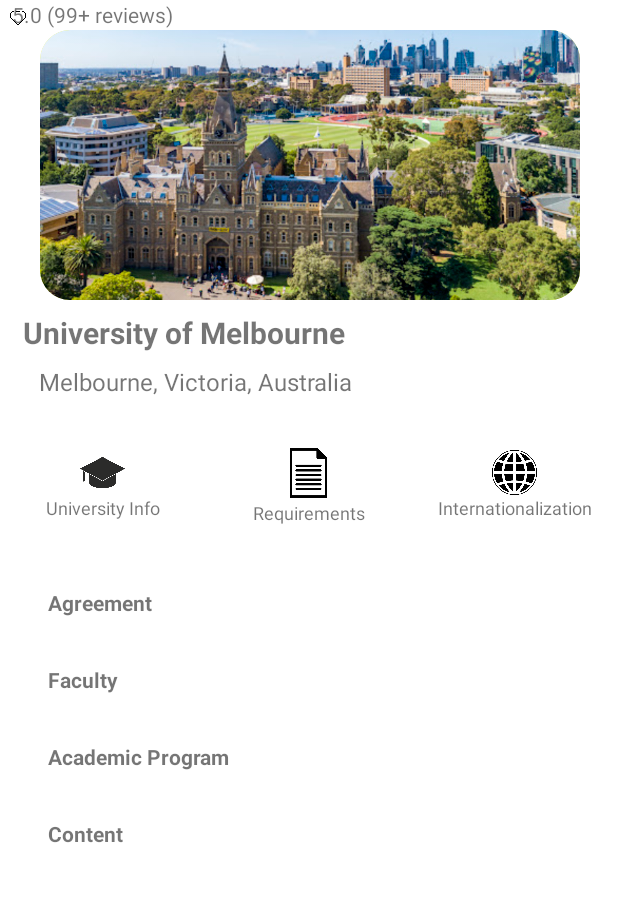
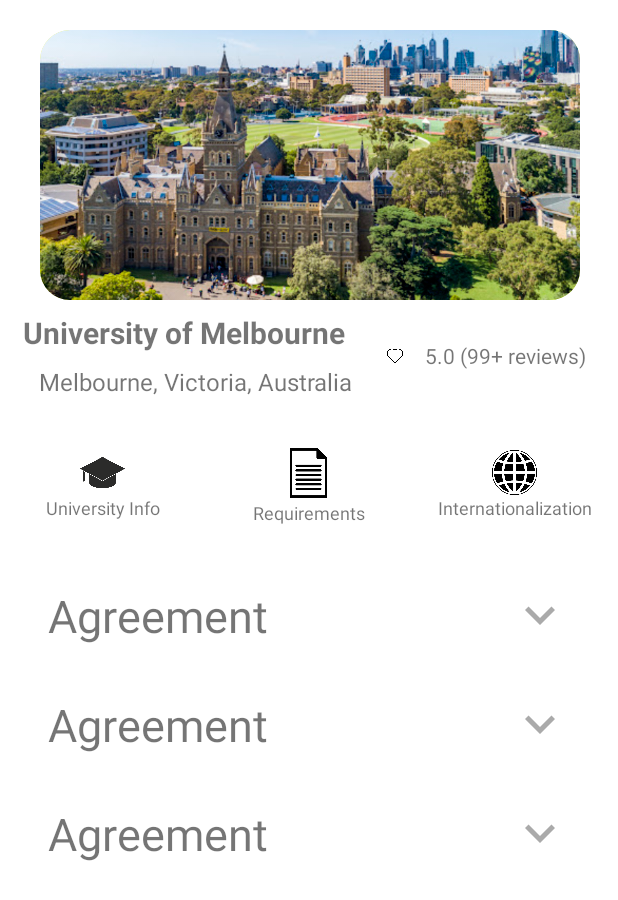
Before and after one commit to ISIS3510-202410-Team14/Kotlin, an Android app: the layout activity_university.xml on its own in the app's theme, with its tools: preview values and no code run, on a phone screen of 412 x 824 dp. Shown: the top 900 px of the screen. Run offline under Robolectric (Android 15) with nearby library versions, the phone set to English and light mode, and no system bars.

Commit message:
vista Uni mejorada

```diff
--- /dev/null
+++ b/app/src/main/java/com/optic/moveon/model/entities/UniversityProperties.kt
@@ -0,0 +1,3 @@
+package com.optic.moveon.model.entities
+
+data class UniversityProperties(val id: Int, val nombre: String, val description: String, val selected: Boolean)
--- a/app/src/main/java/com/optic/moveon/view/MainActivity.kt
+++ b/app/src/main/java/com/optic/moveon/view/MainActivity.kt
@@ -32,7 +32,7 @@
         super.onCreate(savedInstanceState)
         binding = ActivityMainBinding.inflate(layoutInflater)
         setContentView(binding.root)
-        userRecyclerview = binding.userList
+        userRecyclerview = binding.horizontalScrollView
         userRecyclerview.layoutManager = LinearLayoutManager(this, LinearLayoutManager.HORIZONTAL, false)
         userRecyclerview.setHasFixedSize(true)
 
--- /dev/null
+++ b/app/src/main/res/drawable/ic_down.xml
@@ -0,0 +1,5 @@
+<vector android:height="24dp" android:tint="#000000"
+    android:viewportHeight="24" android:viewportWidth="24"
+    android:width="24dp" xmlns:android="http://schemas.android.com/apk/res/android">
+    <path android:fillColor="@android:color/white" android:pathData="M7.41,8.59L12,13.17l4.59,-4.58L18,10l-6,6 -6,-6 1.41,-1.41z"/>
+</vector>
--- a/app/src/main/res/layout/activity_university.xml
+++ b/app/src/main/res/layout/activity_university.xml
@@ -67,6 +67,7 @@
     </LinearLayout>
 
     <LinearLayout
+        android:id="@+id/box"
         android:layout_width="0dp"
         android:layout_height="wrap_content"
         android:layout_marginTop="16dp"
@@ -147,14 +148,17 @@
     </LinearLayout>
 
     <TextView
+        android:id="@+id/reviews"
         android:layout_width="wrap_content"
         android:layout_height="wrap_content"
         android:paddingStart="8dp"
         android:text="5.0 (99+ reviews)"
         android:textSize="14sp"
-        tools:layout_editor_absoluteX="278dp"
-        tools:layout_editor_absoluteY="224dp"
-        tools:ignore="MissingConstraints" />
+        app:layout_constraintTop_toTopOf="@+id/universityName"
+        app:layout_constraintStart_toEndOf="@+id/universityName"
+        app:layout_constraintBottom_toBottomOf="@+id/universityLocation"
+        android:layout_marginStart="45dp"
+        />
 
     <ImageView
         android:layout_width="24dp"
@@ -162,53 +166,27 @@
         android:src="@drawable/heart"
         tools:layout_editor_absoluteX="254dp"
         tools:layout_editor_absoluteY="224dp"
-        tools:ignore="MissingConstraints" />
+        tools:ignore="MissingConstraints"
+        app:layout_constraintEnd_toStartOf="@+id/reviews"
+        app:layout_constraintTop_toTopOf="@+id/reviews"
+        app:layout_constraintBottom_toBottomOf="@+id/reviews"
+        />
 
-    <LinearLayout
+    <androidx.recyclerview.widget.RecyclerView
+        android:id="@+id/listDescription"
         android:layout_width="match_parent"
-        android:layout_height="match_parent"
-        android:orientation="vertical"
-        android:padding="16dp"
-        android:layout_marginTop="360dp">
+        android:layout_height="0dp"
+        app:layout_constraintTop_toBottomOf="@+id/box"
+        app:layout_constraintStart_toStartOf="parent"
+        app:layout_constraintEnd_toEndOf="parent"
+        app:layout_constraintBottom_toBottomOf="parent"
+        tools:listitem="@layout/uni_info_item"
+        android:layout_margin="16dp"
+        android:scrollbars="vertical"
+        >
 
 
-        <TextView
-            android:id="@+id/textView1"
-            android:layout_width="match_parent"
-            android:layout_height="wrap_content"
-            android:padding="16dp"
-            android:text="Agreement"
-            android:textStyle="bold" />
-
-
-
-        <TextView
-            android:id="@+id/textView2"
-            android:layout_width="match_parent"
-            android:layout_height="wrap_content"
-            android:text="Faculty"
-            android:textStyle="bold"
-            android:padding="16dp" />
-
-        <TextView
-            android:id="@+id/textView3"
-            android:layout_width="match_parent"
-            android:layout_height="wrap_content"
-            android:text="Academic Program"
-            android:textStyle="bold"
-            android:padding="16dp" />
-
-        <TextView
-            android:id="@+id/textView4"
-            android:layout_width="match_parent"
-            android:layout_height="wrap_content"
-            android:text="Content"
-            android:textStyle="bold"
-            android:padding="16dp" />
-
-
-
-    </LinearLayout>
+    </androidx.recyclerview.widget.RecyclerView>
 
 
 </androidx.constraintlayout.widget.ConstraintLayout>
--- /dev/null
+++ b/app/src/main/res/layout/uni_info_item.xml
@@ -0,0 +1,47 @@
+<?xml version="1.0" encoding="utf-8"?>
+<RelativeLayout xmlns:android="http://schemas.android.com/apk/res/android"
+    xmlns:app="http://schemas.android.com/apk/res-auto"
+    android:layout_width="match_parent"
+    android:layout_height="wrap_content"
+    xmlns:tools="http://schemas.android.com/tools"
+    android:padding="16dp">
+
+    <TextView
+        android:id="@+id/nombreItem"
+        android:layout_width="wrap_content"
+        android:layout_height="wrap_content"
+        android:textSize="30sp"
+        tools:text="Agreement"
+        android:layout_toLeftOf="@+id/arrowDown"
+        android:layout_alignParentStart="true"
+        >
+
+
+    </TextView>
+
+
+    <TextView
+        android:id="@+id/itemDescription"
+        android:layout_width="wrap_content"
+        android:layout_height="wrap_content"
+        android:layout_below="@+id/nombreItem"
+        tools:text="texto 1"
+        android:layout_marginTop="10dp"
+        android:visibility="gone"
+        >
+
+    </TextView>
+
+    <ImageView
+        android:id="@+id/arrowDown"
+        android:layout_width="40dp"
+        android:layout_height="40dp"
+        android:src="@drawable/ic_down"
+        app:tint="@android:color/darker_gray"
+        android:layout_alignParentEnd="true"
+        >
+
+    </ImageView>
+
+
+</RelativeLayout>
```
Also changed, not shown: app/src/main/java/com/optic/moveon/view/AdapterUniversity.kt (added, +56 -0 lines), app/src/main/java/com/optic/moveon/view/AuthActivity.kt (+4 -5 lines), app/src/main/java/com/optic/moveon/view/UniversityActivity.kt (+25 -3 lines), 1 other file.
